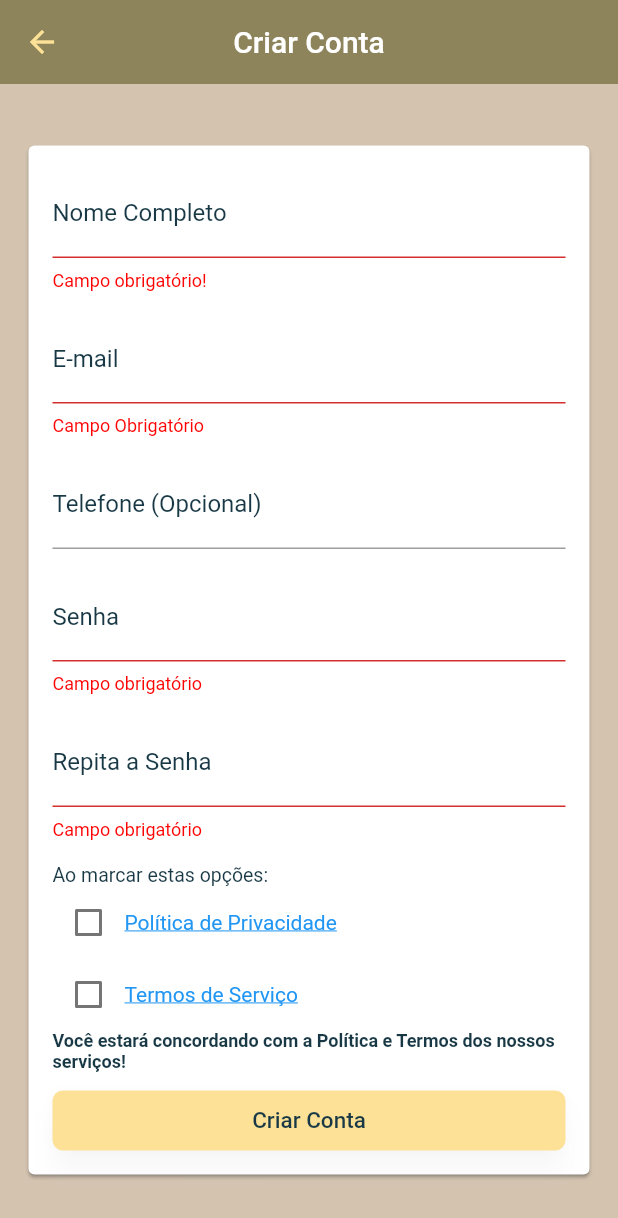
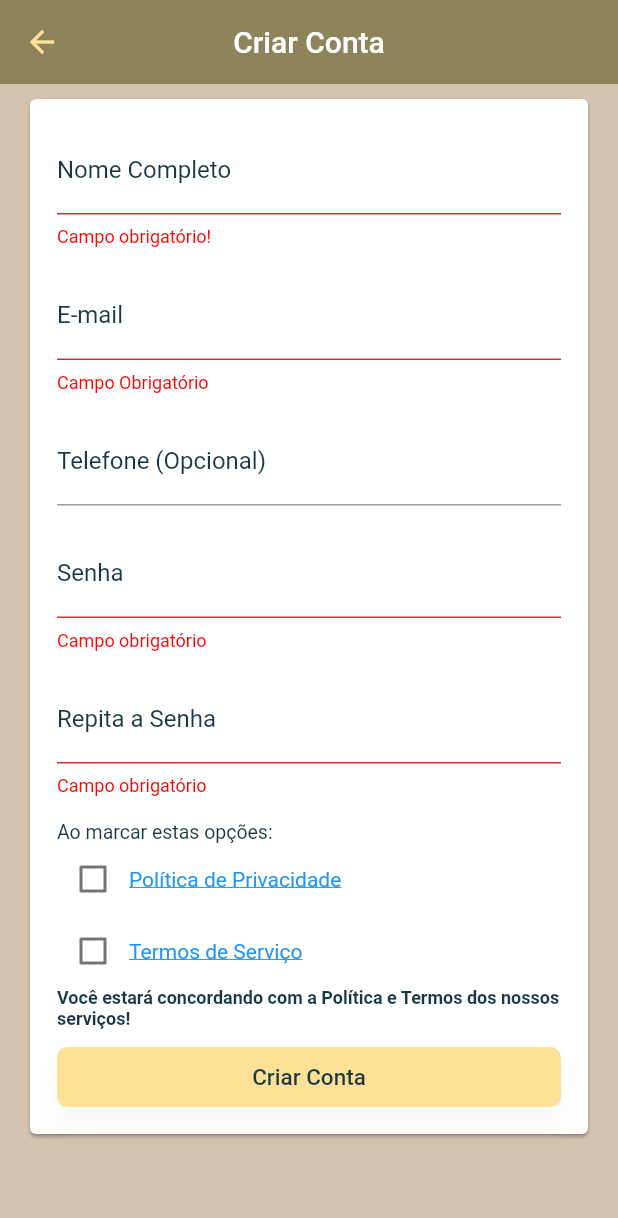
Before and after one commit to BrunoSalgadoti/E-Commerce, a Flutter app: the SignUpScreen screen opened by its route, after a tap on "Criar Conta", on a phone screen of 412 x 824 dp. Shown: the top 1218 px of the screen. Run offline on Flutter 3.47's test engine with Material 2 defaults, Android fonts, the phone set to English and light mode, and no system bars; our stand-ins replace assets_audio_player, brasil_fields, carousel_slider, cloud_firestore, dio, fan_carousel_image_slider and 19 more; missing offline and left inert: alphabet_list_scroll_view_fix, custom_universal_html, flutter_facebook_auth, markdown_editable_textinput, staggered_grid_view_flutter; accounts and stored records are empty; generated files the repository leaves out were written again.

Commit message:
Fix Bug: Nome do usuário sumia em telas menores.

```diff
--- a/lib/helpers/route_generator.dart
+++ b/lib/helpers/route_generator.dart
@@ -22,7 +22,7 @@ class RouteGenerator {
             builder: (_) => LoginScreen());
       case "/signup":
         return MaterialPageRoute(
-            builder: (_) => SignUpScreen());
+            builder: (_) => const SignUpScreen());
       case "/cart":
         return MaterialPageRoute(
             builder: (_) => const CartScreen(), settings: settings);
--- a/lib/screens/sign_up/sign_up_screen.dart
+++ b/lib/screens/sign_up/sign_up_screen.dart
@@ -1,55 +1,61 @@
-import 'package:brn_ecommerce/common/button/custom_button.dart';
 import 'package:brn_ecommerce/helpers/validators.dart';
-import 'package:brn_ecommerce/models/policy_and_documents.dart';
+import 'package:brn_ecommerce/screens/policy_and_documents/policy_and_documents_screen.dart';
+import 'package:flutter/foundation.dart' show kIsWeb;
+import 'package:flutter/material.dart';
+import 'package:provider/provider.dart';
 import 'package:brn_ecommerce/models/users.dart';
 import 'package:brn_ecommerce/models/users_manager.dart';
-import 'package:brn_ecommerce/screens/policy_and_documents/policy_and_documents_screen.dart';
-import 'package:flutter/foundation.dart';
-import 'package:flutter/material.dart';
-import 'package:provider/provider.dart';
+import 'package:brn_ecommerce/models/policy_and_documents.dart';
+import 'package:brn_ecommerce/common/button/custom_button.dart';
 
-class SignUpScreen extends StatelessWidget {
-  SignUpScreen({Key? key}) : super(key: key);
+class SignUpScreen extends StatefulWidget {
+  const SignUpScreen({Key? key}) : super(key: key);
 
+  @override
+  State<SignUpScreen> createState() => _SignUpScreenState();
+}
+
+class _SignUpScreenState extends State<SignUpScreen> {
   final GlobalKey<FormState> formKey = GlobalKey<FormState>();
-
-  final Users users = Users(
-    password: '',
-    email: '',
-    userName: '',
-  );
+  final Users users = Users(email: '');
 
   @override
   Widget build(BuildContext context) {
+    final userManager = Provider.of<UserManager>(context);
+    final policyAndDocuments = Provider.of<PolicyAndDocuments>(context);
+
     return Scaffold(
       appBar: AppBar(
         title: const Text('Criar Conta'),
         centerTitle: true,
       ),
-      body: Center(
+      body: SingleChildScrollView(
+        child: Center(
+          child: Padding(
+            padding: const EdgeInsets.all(10),
+            child: ConstrainedBox(
+              constraints: const BoxConstraints(maxWidth: 500),
               child: Card(
                 margin: kIsWeb
                     ? const EdgeInsets.symmetric(horizontal: 3)
-              : const EdgeInsets.symmetric(horizontal: 19),
-          child: SizedBox(
-            width: 500,
+                    : const EdgeInsets.symmetric(horizontal: 10),
+                child: Padding(
+                  padding: const EdgeInsets.all(18.0),
                   child: Form(
                     key: formKey,
-              child: Consumer2<UserManager, PolicyAndDocuments>(
-                  builder: (_, userManager, policyAndDocuments, __) {
-                return ListView(
-                  padding: const EdgeInsets.all(16),
-                  shrinkWrap: true,
+                    child: Column(
+                      crossAxisAlignment: CrossAxisAlignment.stretch,
                       children: [
                         TextFormField(
                           decoration: const InputDecoration(
                             labelText: 'Nome Completo',
                             hintText: 'Preencha com seu nome completo',
-                          hintStyle: TextStyle(color: Colors.black38)),
+                            hintStyle: TextStyle(color: Colors.black38),
+                          ),
                           enabled: !userManager.loading,
                           keyboardType: TextInputType.text,
                           validator: (name) {
-                        if (name!.isEmpty || name == "") {
+                            if (name!.isEmpty || name == '') {
                               return 'Campo obrigatório!';
                             } else if (name.trim().split(' ').length <= 1) {
                               return 'Preencha seu nome completo!';
@@ -59,18 +65,17 @@ class SignUpScreen extends StatelessWidget {
                           },
                           onSaved: (name) => users.userName = name!,
                         ),
-                    const SizedBox(
-                      height: 16,
-                    ),
+                        const SizedBox(height: 16),
                         TextFormField(
                           decoration: const InputDecoration(
                             labelText: 'E-mail',
                             hintText: 'E-mail',
-                          hintStyle: TextStyle(color: Colors.black38)),
+                            hintStyle: TextStyle(color: Colors.black38),
+                          ),
                           enabled: !userManager.loading,
                           keyboardType: TextInputType.emailAddress,
                           validator: (email) {
-                        if (email!.isEmpty || email == "") {
+                            if (email!.isEmpty || email == '') {
                               return 'Campo Obrigatório';
                             } else if (!emailValid(email)) {
                               return 'E-mail inválido';
@@ -80,14 +85,13 @@ class SignUpScreen extends StatelessWidget {
                           },
                           onSaved: (email) => users.email = email!,
                         ),
-                    const SizedBox(
-                      height: 16,
-                    ),
+                        const SizedBox(height: 16),
                         TextFormField(
                           decoration: const InputDecoration(
                             labelText: 'Telefone (Opcional)',
                             hintText: '(00) 00000-0000',
-                          hintStyle: TextStyle(color: Colors.black38)),
+                            hintStyle: TextStyle(color: Colors.black38),
+                          ),
                           enabled: !userManager.loading,
                           keyboardType: TextInputType.number,
                           validator: (phone) {
@@ -99,14 +103,13 @@ class SignUpScreen extends StatelessWidget {
                           },
                           onSaved: (phone) => users.phoneNumber = phone!,
                         ),
-                    const SizedBox(
-                      height: 16,
-                    ),
+                        const SizedBox(height: 16),
                         TextFormField(
                           decoration: const InputDecoration(
                             labelText: 'Senha',
                             hintText: '*******',
-                          hintStyle: TextStyle(color: Colors.black38)),
+                            hintStyle: TextStyle(color: Colors.black38),
+                          ),
                           enabled: !userManager.loading,
                           keyboardType: TextInputType.text,
                           obscureText: true,
@@ -121,14 +124,13 @@ class SignUpScreen extends StatelessWidget {
                           },
                           onSaved: (password) => users.password = password!,
                         ),
-                    const SizedBox(
-                      height: 16,
-                    ),
+                        const SizedBox(height: 16),
                         TextFormField(
                           decoration: const InputDecoration(
                             labelText: 'Repita a Senha',
                             hintText: 'Repita a Senha',
-                          hintStyle: TextStyle(color: Colors.black38)),
+                            hintStyle: TextStyle(color: Colors.black38),
+                          ),
                           enabled: !userManager.loading,
                           keyboardType: TextInputType.text,
                           obscureText: true,
@@ -141,7 +143,8 @@ class SignUpScreen extends StatelessWidget {
                               return null;
                             }
                           },
-                      onSaved: (password) => users.confirmPassword = password,
+                          onSaved: (password) =>
+                              users.confirmPassword = password!,
                         ),
                         const SizedBox(height: 16),
                         ...[const PolicyAndDocumentsScreen()],
@@ -152,64 +155,75 @@ class SignUpScreen extends StatelessWidget {
                               formKey.currentState!.save();
 
                               if (users.password != users.confirmPassword) {
-                            ScaffoldMessenger.of(context).showSnackBar(SnackBar(
+                                ScaffoldMessenger.of(context).showSnackBar(
+                                  SnackBar(
                                     content: const Text(
-                                  'Confirmação de Senha não confere!!'
-                                  'Tente Redigitar a Senha e a '
-                                  'confirmação da Senha',
-                                  style: TextStyle(fontSize: 18)),
+                                      'Confirmação de Senha não confere! Tente '
+                                      'Redigitar a Senha e a confirmação da Senha',
+                                      style: TextStyle(fontSize: 18),
+                                    ),
                                     backgroundColor: Colors.red,
                                     duration: const Duration(seconds: 5),
                                     behavior: SnackBarBehavior.floating,
                                     shape: RoundedRectangleBorder(
-                                  borderRadius: BorderRadius.circular(10)),
+                                      borderRadius: BorderRadius.circular(10),
+                                    ),
                                     margin: const EdgeInsets.all(15),
-                            ));
+                                  ),
+                                );
                                 return;
                               }
-
-                          if (policyAndDocuments.agreedToPolicyTerms == false ||
-                              policyAndDocuments.agreedToTermsOfService ==
-                                  false) {
-                            ScaffoldMessenger.of(context).showSnackBar(SnackBar(
+                              if (!policyAndDocuments.agreedToPolicyTerms ||
+                                  !policyAndDocuments.agreedToTermsOfService) {
+                                ScaffoldMessenger.of(context).showSnackBar(
+                                  SnackBar(
                                     content: const Text(
-                                  'É necessário Concordar com a Política'
-                                  ' de privacidade e nossos '
-                                  'Termos de Serviço',
-                                  style: TextStyle(fontSize: 18)),
+                                      'É necessário Concordar com a Política de '
+                                      'privacidade e nossos Termos de Serviço',
+                                      style: TextStyle(fontSize: 18),
+                                    ),
                                     backgroundColor: Colors.red,
                                     duration: const Duration(seconds: 5),
                                     behavior: SnackBarBehavior.floating,
                                     shape: RoundedRectangleBorder(
-                                  borderRadius: BorderRadius.circular(10)),
+                                      borderRadius: BorderRadius.circular(10),
+                                    ),
                                     margin: const EdgeInsets.all(15),
-                            ));
+                                  ),
+                                );
                                 return;
                               }
                               userManager.singUp(
                                 users: users,
                                 onFail: (error) {
-                                ScaffoldMessenger.of(context)
-                                    .showSnackBar(SnackBar(
-                                  content: Text('Falha ao cadastrar $error',
-                                      style: const TextStyle(fontSize: 18)),
+                                  ScaffoldMessenger.of(context).showSnackBar(
+                                    SnackBar(
+                                      content: Text(
+                                        'Falha ao cadastrar $error',
+                                        style: const TextStyle(fontSize: 18),
+                                      ),
                                       backgroundColor: Colors.red,
                                       duration: const Duration(seconds: 5),
                                       behavior: SnackBarBehavior.floating,
                                       shape: RoundedRectangleBorder(
-                                      borderRadius: BorderRadius.circular(10)),
+                                        borderRadius: BorderRadius.circular(10),
+                                      ),
                                       margin: const EdgeInsets.all(15),
-                                ));
+                                    ),
+                                  );
                                 },
                                 onSuccess: () {
                                   Navigator.of(context).pop();
-                              });
+                                },
+                              );
                             }
                           },
                         ),
                       ],
-                );
-              }),
+                    ),
+                  ),
+                ),
+              ),
             ),
           ),
         ),
--- a/pubspec.yaml
+++ b/pubspec.yaml
@@ -16,7 +16,7 @@ publish_to: 'none' # Remove this line if you wish to publish to pub.dev
 # https://developer.apple.com/library/archive/documentation/General/Reference/InfoPlistKeyReference/Articles/CoreFoundationKeys.html
 # In Windows, build-name is used as the major, minor, and patch parts
 # of the product and file versions while build-number is used as the build suffix.
-version: 1.0.2+23
+version: 1.0.2+24
 
 environment:
   sdk: '>=3.0.3 <4.0.0'
```
Also changed, not shown: 1 other file. Lines whose indentation alone changed are shown as unchanged.
